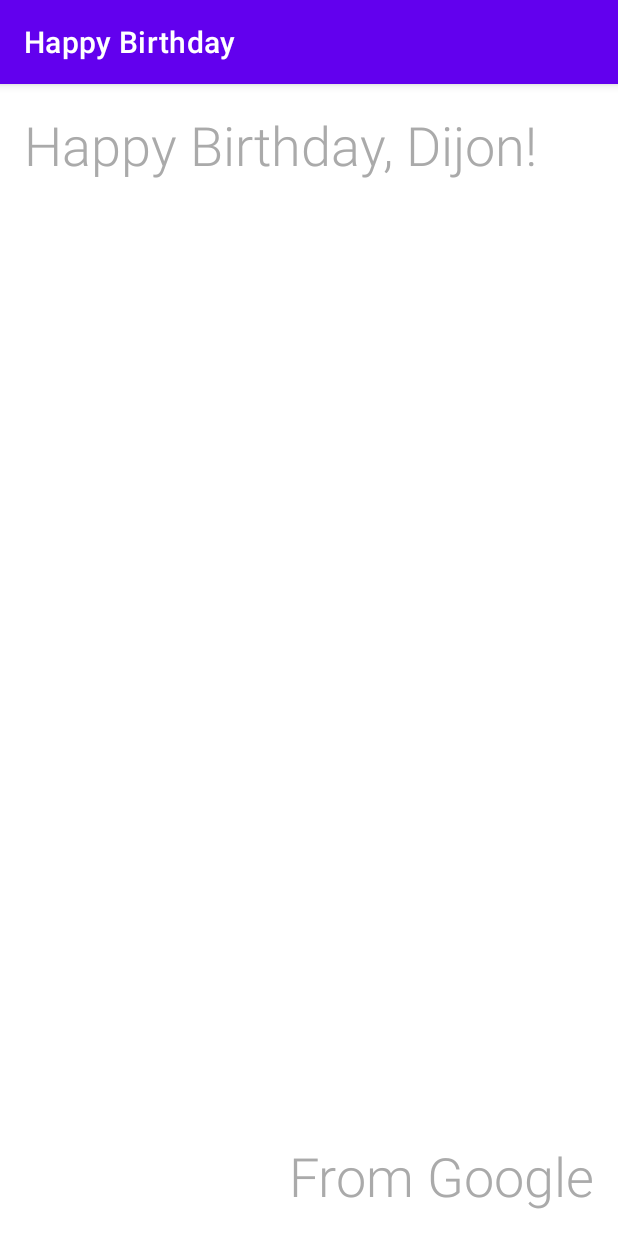
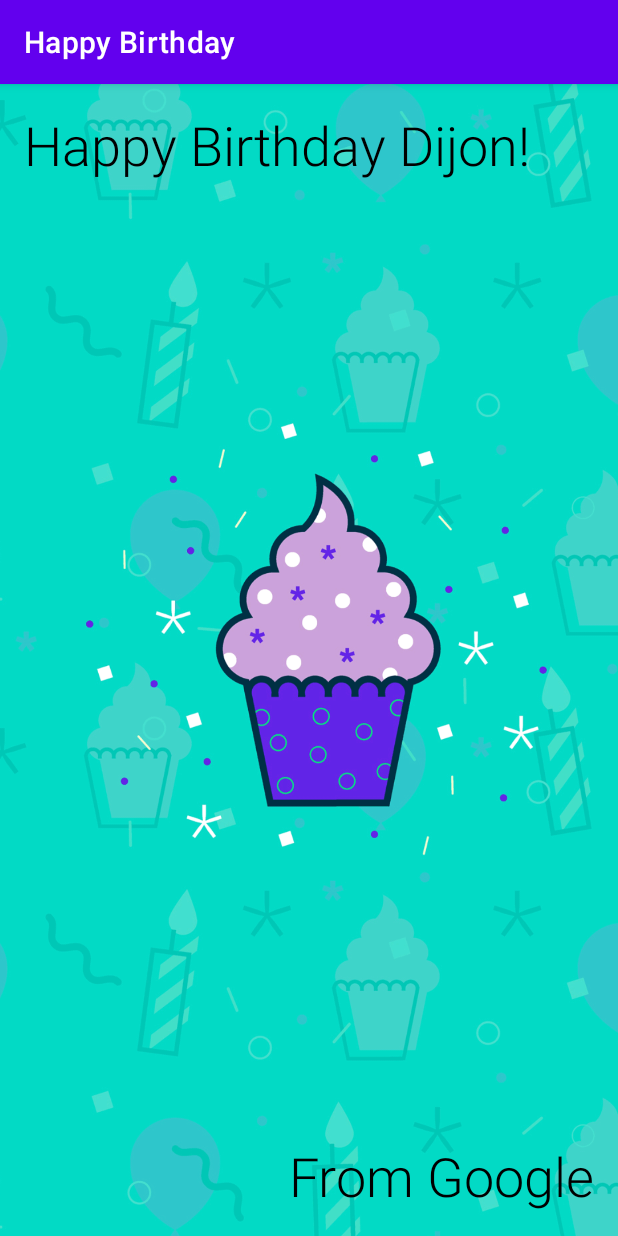
Before and after one commit to dijoncavalcante/birthday-card, an Android app: the screen it shows after launch (MainActivity), on a phone screen of 412 x 824 dp. Run offline under Robolectric (Android 15) with nearby library versions, the phone set to English and light mode, and no system bars.

Commit message:
Add an ImageView

```diff
--- a/app/src/main/res/layout/activity_main.xml
+++ b/app/src/main/res/layout/activity_main.xml
@@ -6,6 +6,17 @@
     android:layout_height="match_parent"
     tools:context=".MainActivity">
 
+    <ImageView
+        android:id="@+id/imageView"
+        android:layout_width="0dp"
+        android:layout_height="0dp"
+        android:scaleType="centerCrop"
+        app:layout_constraintBottom_toBottomOf="parent"
+        app:layout_constraintEnd_toEndOf="parent"
+        app:layout_constraintStart_toStartOf="parent"
+        app:layout_constraintTop_toTopOf="parent"
+        app:srcCompat="@drawable/androidparty" />
+
     <TextView
         android:id="@+id/textView"
         android:layout_width="wrap_content"
@@ -13,8 +24,8 @@
         android:layout_marginStart="16dp"
         android:layout_marginTop="16dp"
         android:fontFamily="sans-serif-light"
-        android:text="Happy Birthday, Dijon!"
-        android:textColor="@android:color/darker_gray"
+        android:text="Happy Birthday Dijon!"
+        android:textColor="@android:color/black"
         android:textSize="36sp"
         app:layout_constraintStart_toStartOf="parent"
         app:layout_constraintTop_toTopOf="parent" />
@@ -27,8 +38,9 @@
         android:layout_marginBottom="16dp"
         android:fontFamily="sans-serif-light"
         android:text="From Google"
-        android:textColor="@android:color/darker_gray"
+        android:textColor="@android:color/black"
         android:textSize="36sp"
         app:layout_constraintBottom_toBottomOf="parent"
         app:layout_constraintEnd_toEndOf="parent" />
+
 </androidx.constraintlayout.widget.ConstraintLayout>
```
